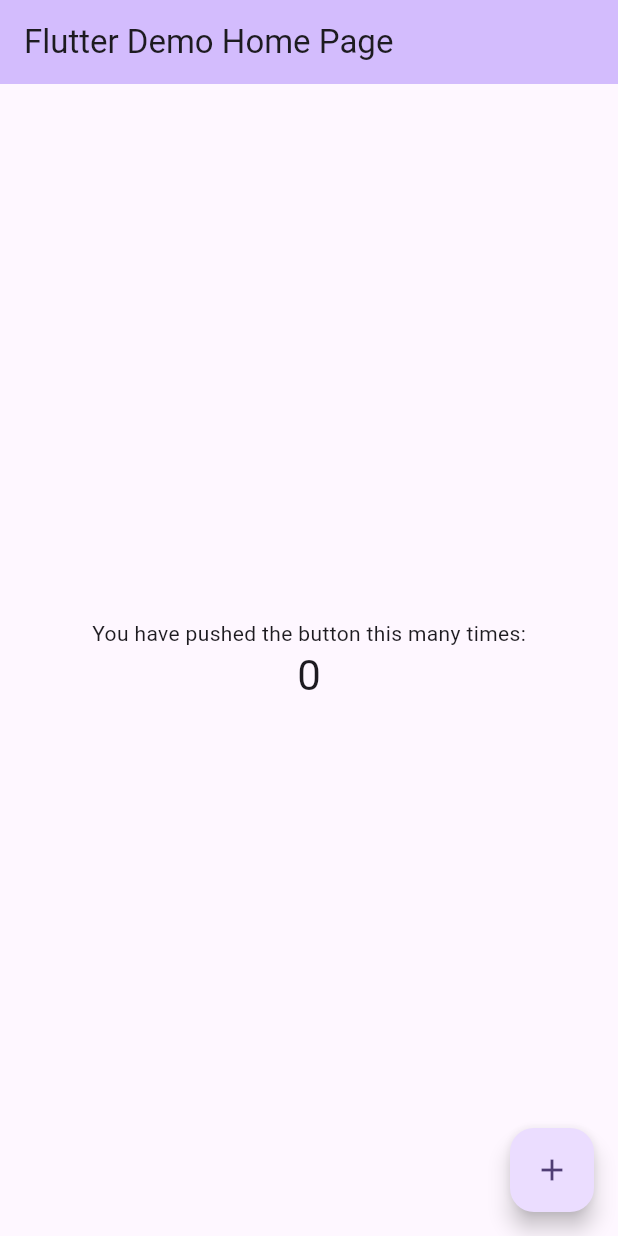
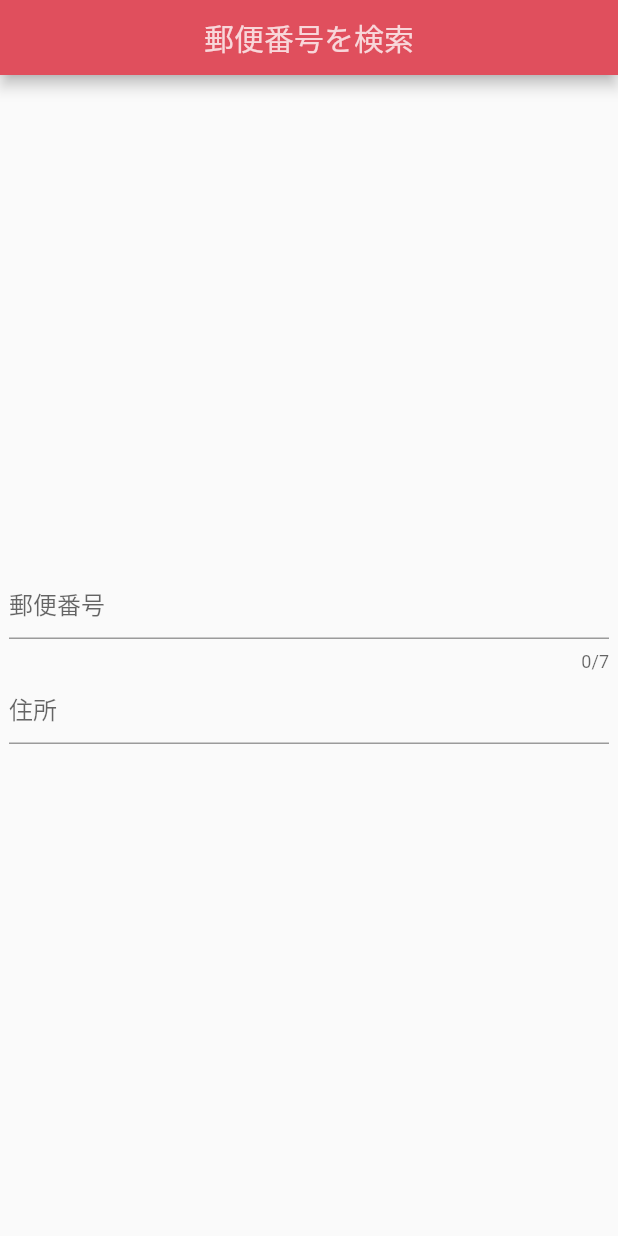
Before and after one commit to sakurakotubaki/AleanArchitectureAPP, a Flutter app: the screen it shows after launch, on a phone screen of 412 x 824 dp. Run offline on Flutter 3.47's test engine with Material 2 defaults, Android fonts, the phone set to English and light mode, and no system bars; our stand-ins replace flutter_hooks, go_router, hooks_riverpod, riverpod_annotation; generated files the repository leaves out were written again.

Commit message:
feat: go_router theme_color

```diff
--- /dev/null
+++ b/lib/_commons/route/route_path.dart
@@ -0,0 +1,8 @@
+enum RoutePath {
+  start(path: '/', name: 'home'),
+  demo(path: '/', name: 'home'); // 最後の箇所には、`;`をつける
+
+  const RoutePath({required this.path, required this.name});
+  final String path;
+  final String name;
+}
--- /dev/null
+++ b/lib/_commons/route/router.dart
@@ -0,0 +1,36 @@
+import 'package:clean_architecture_app/_commons/route/route_path.dart';
+import 'package:clean_architecture_app/presentation/pages/demo_page.dart';
+import 'package:flutter/material.dart';
+import 'package:go_router/go_router.dart';
+import 'package:riverpod_annotation/riverpod_annotation.dart';
+
+part 'router.g.dart';
+
+// riverpod generateでプロバイダーを生成
+@riverpod
+GoRouter router(RouterRef ref) {
+  return GoRouter(
+      routes: [
+        GoRoute(
+          path: RoutePath.demo.path,
+          name: RoutePath.demo.name,
+          builder: (context, state) => const DemoPage(),
+          // routes: [
+          //   GoRoute(
+          //     path: RoutePath.next.path,
+          //     name: RoutePath.next.name,
+          //     builder: (context, state) => const NextPage(),
+          //   ),]
+        ),
+        // 次のルート
+      ],
+      // 404ページを指定
+      errorPageBuilder: (context, state) {
+        return const MaterialPage(
+            child: Scaffold(
+          body: Center(
+            child: Text('404 Not Found', style: TextStyle(fontSize: 24)),
+          ),
+        ));
+      });
+}
--- /dev/null
+++ b/lib/_commons/theme.dart
@@ -0,0 +1,8 @@
+import 'package:flutter/material.dart';
+
+/// [アプリ全体で使える色を定義したクラス]
+class ThemeColor {
+  static const Color scarlet = Color(0xFFe04f5d);// 赤色
+  static const Color scarletAccent = Color(0xFFf8d7da);// 赤色のアクセント
+  static const Color turquoise = Color(0xFF4fc3f7);// 青色
+}
--- a/lib/main.dart
+++ b/lib/main.dart
@@ -1,125 +1,30 @@
+import 'package:clean_architecture_app/_commons/route/router.dart';
 import 'package:flutter/material.dart';
+import 'package:hooks_riverpod/hooks_riverpod.dart';
 
 void main() {
-  runApp(const MyApp());
+  runApp(const ProviderScope(child: MyApp()));
 }
 
-class MyApp extends StatelessWidget {
-  const MyApp({super.key});
+class MyApp extends HookConsumerWidget {
+  const MyApp({Key? key}) : super(key: key);
 
-  // This widget is the root of your application.
   @override
-  Widget build(BuildContext context) {
-    return MaterialApp(
+  Widget build(BuildContext context, WidgetRef ref) {
+    return MaterialApp.router(
+      debugShowCheckedModeBanner: false,
+      routerConfig: ref.watch(routerProvider),
       title: 'Flutter Demo',
       theme: ThemeData(
-        // This is the theme of your application.
-        //
-        // TRY THIS: Try running your application with "flutter run". You'll see
-        // the application has a blue toolbar. Then, without quitting the app,
-        // try changing the seedColor in the colorScheme below to Colors.green
-        // and then invoke "hot reload" (save your changes or press the "hot
-        // reload" button in a Flutter-supported IDE, or press "r" if you used
-        // the command line to start the app).
-        //
-        // Notice that the counter didn't reset back to zero; the application
-        // state is not lost during the reload. To reset the state, use hot
-        // restart instead.
-        //
-        // This works for code too, not just values: Most code changes can be
-        // tested with just a hot reload.
-        colorScheme: ColorScheme.fromSeed(seedColor: Colors.deepPurple),
-        useMaterial3: true,
-      ),
-      home: const MyHomePage(title: 'Flutter Demo Home Page'),
+          // テーマを使ってAppBar全体にスタイルを適用する.
+          appBarTheme: const AppBarTheme(
+        titleTextStyle: TextStyle(
+          color: Colors.black,
+          fontSize: 20,
+          fontWeight: FontWeight.normal,
+        ),
+        centerTitle: true,
+      )),
     );
   }
 }
-
-class MyHomePage extends StatefulWidget {
-  const MyHomePage({super.key, required this.title});
-
-  // This widget is the home page of your application. It is stateful, meaning
-  // that it has a State object (defined below) that contains fields that affect
-  // how it looks.
-
-  // This class is the configuration for the state. It holds the values (in this
-  // case the title) provided by the parent (in this case the App widget) and
-  // used by the build method of the State. Fields in a Widget subclass are
-  // always marked "final".
-
-  final String title;
-
-  @override
-  State<MyHomePage> createState() => _MyHomePageState();
-}
-
-class _MyHomePageState extends State<MyHomePage> {
-  int _counter = 0;
-
-  void _incrementCounter() {
-    setState(() {
-      // This call to setState tells the Flutter framework that something has
-      // changed in this State, which causes it to rerun the build method below
-      // so that the display can reflect the updated values. If we changed
-      // _counter without calling setState(), then the build method would not be
-      // called again, and so nothing would appear to happen.
-      _counter++;
-    });
-  }
-
-  @override
-  Widget build(BuildContext context) {
-    // This method is rerun every time setState is called, for instance as done
-    // by the _incrementCounter method above.
-    //
-    // The Flutter framework has been optimized to make rerunning build methods
-    // fast, so that you can just rebuild anything that needs updating rather
-    // than having to individually change instances of widgets.
-    return Scaffold(
-      appBar: AppBar(
-        // TRY THIS: Try changing the color here to a specific color (to
-        // Colors.amber, perhaps?) and trigger a hot reload to see the AppBar
-        // change color while the other colors stay the same.
-        backgroundColor: Theme.of(context).colorScheme.inversePrimary,
-        // Here we take the value from the MyHomePage object that was created by
-        // the App.build method, and use it to set our appbar title.
-        title: Text(widget.title),
-      ),
-      body: Center(
-        // Center is a layout widget. It takes a single child and positions it
-        // in the middle of the parent.
-        child: Column(
-          // Column is also a layout widget. It takes a list of children and
-          // arranges them vertically. By default, it sizes itself to fit its
-          // children horizontally, and tries to be as tall as its parent.
-          //
-          // Column has various properties to control how it sizes itself and
-          // how it positions its children. Here we use mainAxisAlignment to
-          // center the children vertically; the main axis here is the vertical
-          // axis because Columns are vertical (the cross axis would be
-          // horizontal).
-          //
-          // TRY THIS: Invoke "debug painting" (choose the "Toggle Debug Paint"
-          // action in the IDE, or press "p" in the console), to see the
-          // wireframe for each widget.
-          mainAxisAlignment: MainAxisAlignment.center,
-          children: <Widget>[
-            const Text(
-              'You have pushed the button this many times:',
-            ),
-            Text(
-              '$_counter',
-              style: Theme.of(context).textTheme.headlineMedium,
-            ),
-          ],
-        ),
-      ),
-      floatingActionButton: FloatingActionButton(
-        onPressed: _incrementCounter,
-        tooltip: 'Increment',
-        child: const Icon(Icons.add),
-      ), // This trailing comma makes auto-formatting nicer for build methods.
-    );
-  }
-}
--- /dev/null
+++ b/lib/presentation/pages/demo_page.dart
@@ -0,0 +1,89 @@
+import 'dart:convert';
+
+import 'package:clean_architecture_app/_commons/theme.dart';
+import 'package:clean_architecture_app/presentation/widgets/appbar_component.dart';
+import 'package:flutter/material.dart';
+import 'package:flutter/services.dart';
+import 'package:flutter_hooks/flutter_hooks.dart';
+import 'package:hooks_riverpod/hooks_riverpod.dart';
+import 'package:http/http.dart';
+
+class DemoPage extends HookConsumerWidget {
+  const DemoPage({Key? key}) : super(key: key);
+
+  @override
+  Widget build(BuildContext context, WidgetRef ref) {
+    final zipCodeController = useTextEditingController();
+    final addressController = useTextEditingController();
+
+    return Scaffold(
+      appBar: const ApplicationBar(
+          '郵便番号を検索', ThemeColor.scarlet, ThemeColor.scarletAccent),
+      body: Center(
+        child: ConstrainedBox(
+          constraints: const BoxConstraints(
+            maxWidth: 400,
+          ),
+          child: Column(
+            mainAxisAlignment: MainAxisAlignment.center,
+            children: [
+              TextFormField(
+                decoration: const InputDecoration(
+                  hintText: '郵便番号',
+                ),
+                maxLength: 7,
+                onChanged: (value) async {
+                  // 入力された文字数が7以外なら終了
+                  if (value.length != 7) {
+                    return;
+                  }
+                  final address = await zipCodeToAddress(value);
+                  // 返ってきた値がnullなら終了
+                  if (address == null) {
+                    return;
+                  }
+                  // 住所が帰ってきたら、addressControllerの中身を上書きする。
+                  addressController.text = address;
+                },
+                controller: zipCodeController,
+                keyboardType: TextInputType.number,
+                inputFormatters: [FilteringTextInputFormatter.digitsOnly],
+              ),
+              TextFormField(
+                decoration: const InputDecoration(
+                  hintText: '住所',
+                ),
+                controller: addressController,
+              ),
+            ],
+          ),
+        ),
+      ),
+    );
+  }
+}
+// 郵便番号から住所を取得する関数
+Future<String?> zipCodeToAddress(String zipCode) async {
+  if (zipCode.length != 7) {
+    return null;
+  }
+  final response = await get(
+    Uri.parse(
+      'https://zipcloud.ibsnet.co.jp/api/search?zipcode=$zipCode',
+    ),
+  );
+  // 正常なステータスコードが返ってきているか
+  if (response.statusCode != 200) {
+    return null;
+  }
+  // ヒットした住所はあるか
+  final result = jsonDecode(response.body);
+  if (result['results'] == null) {
+    return null;
+  }
+  final addressMap =
+      (result['results'] as List).first; // 結果が2つ以上のこともあるが、簡易的に最初のひとつを採用することとする。
+  final address =
+      '${addressMap['address1']} ${addressMap['address2']} ${addressMap['address3']}'; // 住所を連結する。
+  return address;
+}
--- /dev/null
+++ b/lib/presentation/widgets/appbar_component.dart
@@ -0,0 +1,21 @@
+import 'package:flutter/material.dart';
+import 'package:hooks_riverpod/hooks_riverpod.dart';
+
+class ApplicationBar extends HookConsumerWidget implements PreferredSizeWidget {
+  const ApplicationBar(this.title, this.color, this.titleColor, {Key? key}) : super(key: key);
+  final String title;
+  final Color titleColor;
+  final Color color;
+
+  @override
+  Size get preferredSize => const Size.fromHeight(50);
+
+  @override
+  Widget build(BuildContext context, WidgetRef ref) {
+    return AppBar(
+      titleSpacing: 0.0, // タイトルの左右の余白
+      title: Text(title, style: TextStyle(color: titleColor)),
+      backgroundColor: color,
+    );
+  }
+}
--- a/pubspec.yaml
+++ b/pubspec.yaml
@@ -31,8 +31,10 @@ dependencies:
   cupertino_icons: ^1.0.2
   flutter:
     sdk: flutter
-  flutter_riverpod: ^2.4.3
+  flutter_hooks: ^0.20.3
   freezed_annotation: ^2.4.1
+  go_router: ^11.1.4
+  hooks_riverpod: ^2.4.3
   http: ^1.1.0
   json_annotation: ^4.8.1
   riverpod_annotation: ^2.2.0
```
Also changed, not shown: lib/_commons/route/router.g.dart (added), pubspec.lock.
